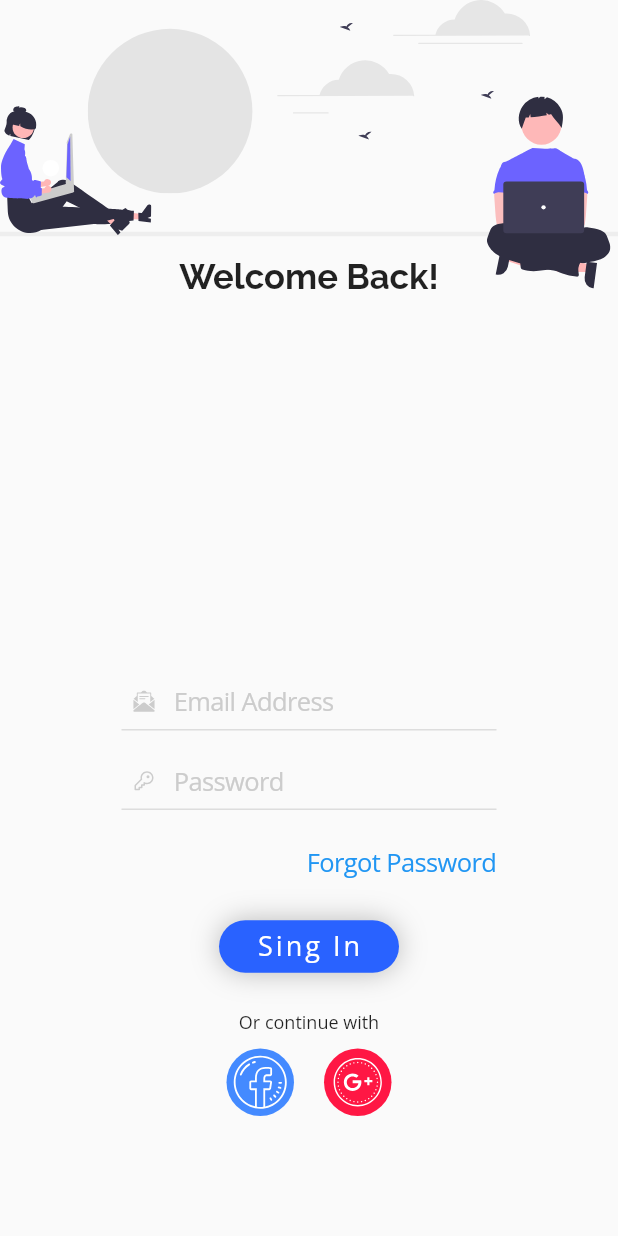
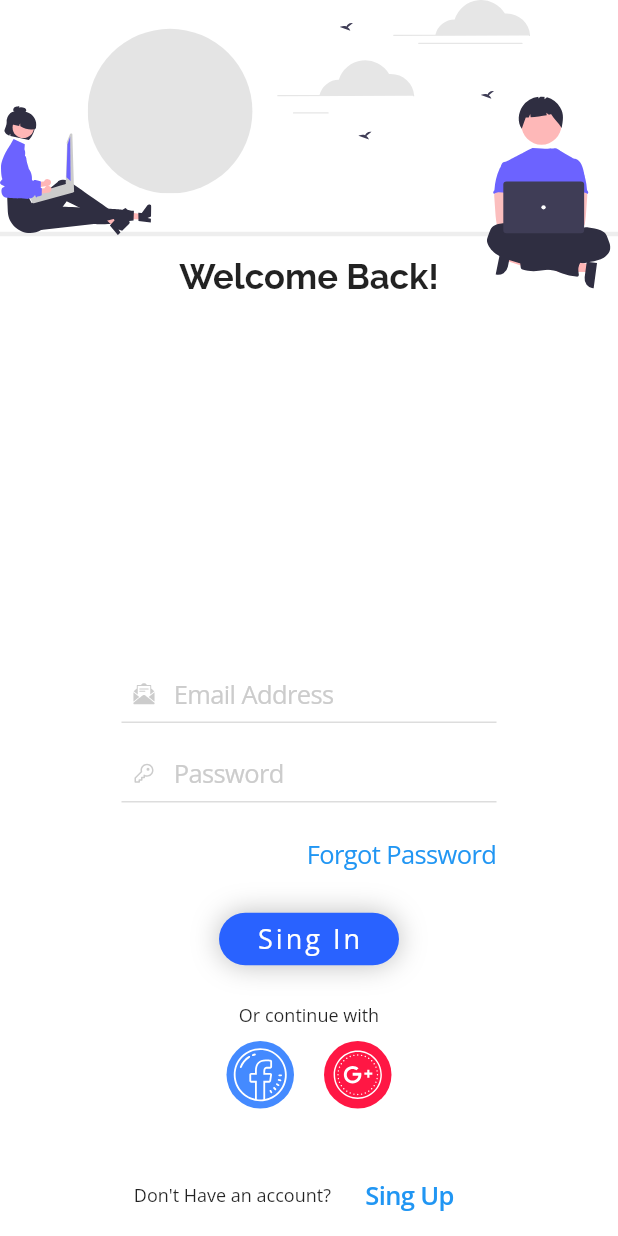
Before and after one commit to javieratoaxaca/FlutterUI, a Flutter app: the screen it shows after launch, on a phone screen of 412 x 824 dp. Run offline on Flutter 3.47's test engine with Material 2 defaults, Android fonts, the phone set to English and light mode, and no system bars; our stand-ins replace flutter_svg.

Commit message:
Modificando las propiedades para el login_form

```diff
--- a/flutter_ui_avanzado/lib/pages/login/login_page.dart
+++ b/flutter_ui_avanzado/lib/pages/login/login_page.dart
@@ -20,9 +20,14 @@ class _LoginPageState extends State<LoginPage> {
   @override
   Widget build(BuildContext context) {
     return Scaffold(
-      body: Container(
+      body: GestureDetector(
+        onTap: () {
+          FocusScope.of(context).unfocus();
+        },
+        child: Container(
           width: double.infinity,
           height: double.infinity,
+          color: Colors.white,
           child: Column(
             mainAxisAlignment: MainAxisAlignment.spaceBetween,
             children: [
@@ -31,6 +36,7 @@ class _LoginPageState extends State<LoginPage> {
             ],
           ),
         ),
+      ),
     );
   }
 }
--- a/flutter_ui_avanzado/lib/pages/login/widgets/login_form.dart
+++ b/flutter_ui_avanzado/lib/pages/login/widgets/login_form.dart
@@ -1,5 +1,4 @@
 import 'package:flutter/material.dart';
-import 'package:flutter_svg/flutter_svg.dart';
 import 'package:flutter/cupertino.dart';
 import 'package:flutter_ui_avanzado/pages/login/widgets/input_text_login.dart';
 import 'package:flutter_ui_avanzado/utils/app_colors.dart';
@@ -11,7 +10,9 @@ class LoginForm extends StatelessWidget {
 
   @override
   Widget build(BuildContext context) {
-    return Container(
+    return SafeArea(
+      top: false,
+      child: Container(
           //color: Colors.red,
           width: 250,
           child: Column(
@@ -98,9 +99,29 @@ class LoginForm extends StatelessWidget {
                 ],
               ),
               SizedBox(
-              height: 80,
-            )
+                height: 30,
+              ),
+              Row(
+                mainAxisAlignment: MainAxisAlignment.center,
+                children: [
+                  Text(
+                    "Don't Have an account? ",
+                    style: TextStyle(fontFamily: 'sans', fontSize: 12),
+                  ),
+                  CupertinoButton(
+                    child: Text(
+                      'Sing Up',
+                      style: TextStyle(
+                        fontFamily: 'sans',
+                        fontWeight: FontWeight.w600,
+                      ),
+                    ),
+                    onPressed: () {},
+                  ),
                 ],
-        ));
+              ),
+            ],
+          )),
+    );
   }
 }
```
Lines whose indentation alone changed are shown as unchanged.
